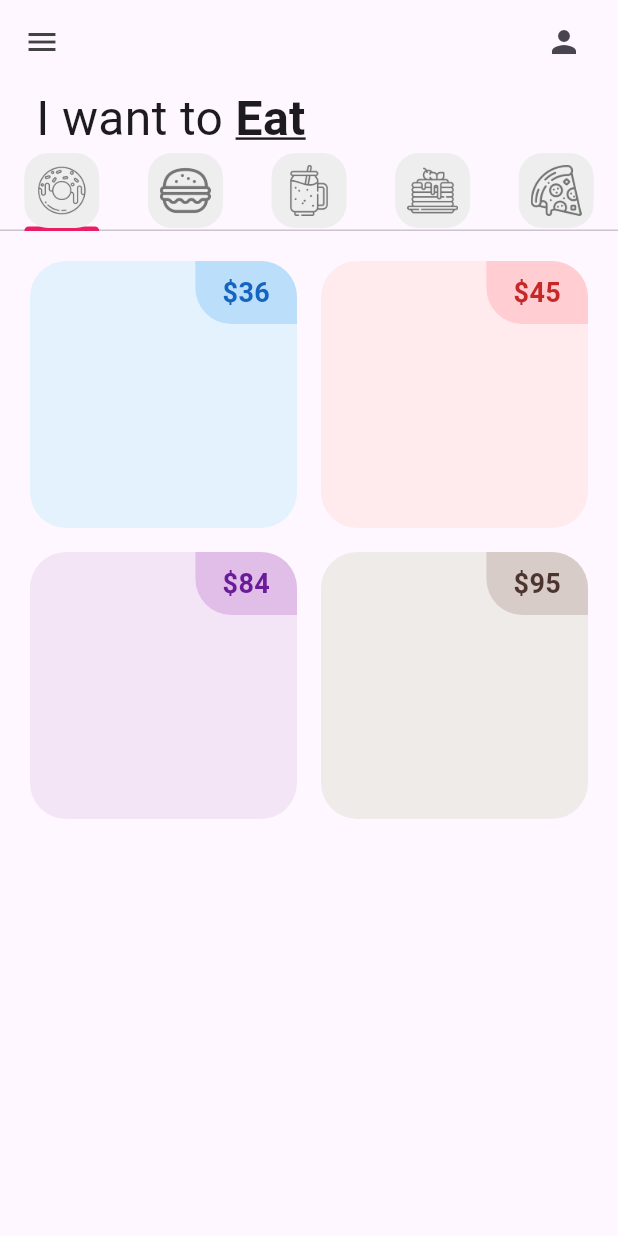
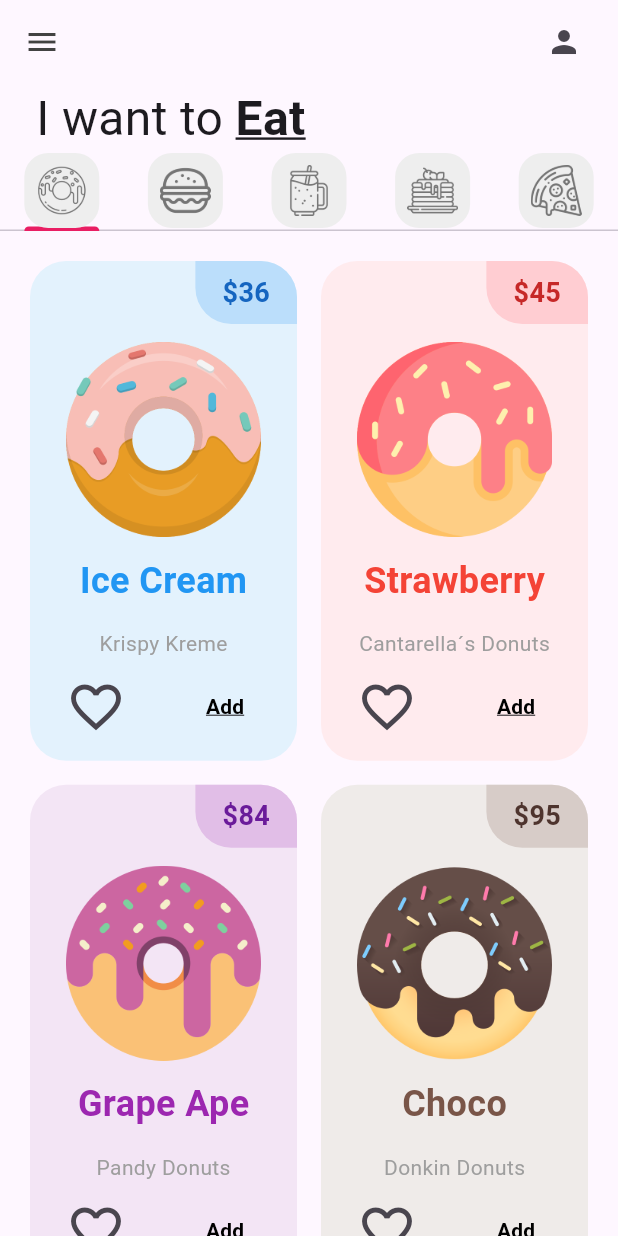
Before and after one commit to VictorEML9092/donnut_app_4sa, a Flutter app: the screen it shows after launch, on a phone screen of 412 x 824 dp. Run offline on Flutter 3.47's test engine with Material 3 defaults, Android fonts, the phone set to English and light mode, and no system bars.

Commit message:
DonutTile Finished (My desing)

```diff
--- a/lib/tabs/donut_tab.dart
+++ b/lib/tabs/donut_tab.dart
@@ -4,11 +4,35 @@ import 'package:flutter/material.dart';
 class DonutTab extends StatelessWidget {
   // list of donuts
   final List donutsOnSale = [
-    // [ donutFlavor, donutPrice, donutColor, imageName ]
-    ["Ice Cream", "36", Colors.blue, "lib/images/icecream_donut.png"],
-    ["Strawberry", "45", Colors.red, "lib/images/strawberry_donut.png"],
-    ["Grape Ape", "84", Colors.purple, "lib/images/grape_donut.png"],
-    ["Choco", "95", Colors.brown, "lib/images/chocolate_donut.png"],
+    // [ donutFlavor, donutStore, donutPrice, donutColor, imageName ]
+    [
+      "Ice Cream",
+      "Krispy Kreme",
+      "36",
+      Colors.blue,
+      "lib/images/icecream_donut.png"
+    ],
+    [
+      "Strawberry",
+      "Cantarella´s Donuts",
+      "45",
+      Colors.red,
+      "lib/images/strawberry_donut.png"
+    ],
+    [
+      "Grape Ape",
+      "Pandy Donuts",
+      "84",
+      Colors.purple,
+      "lib/images/grape_donut.png"
+    ],
+    [
+      "Choco",
+      "Donkin Donuts",
+      "95",
+      Colors.brown,
+      "lib/images/chocolate_donut.png"
+    ],
   ];
 
   DonutTab({super.key});
@@ -19,7 +43,9 @@ class DonutTab extends StatelessWidget {
         // Prepa 1: cómo se va a organizar
         gridDelegate: SliverGridDelegateWithFixedCrossAxisCount(
             // Número de columnas
-            crossAxisCount: 2),
+            crossAxisCount: 2,
+            // Proporción entre ancho y alto
+            childAspectRatio: 1 / 1.8),
         // Cuántos elementos
         itemCount: 4,
         padding: const EdgeInsets.all(12),
@@ -27,9 +53,10 @@ class DonutTab extends StatelessWidget {
         itemBuilder: (context, index) {
           return DonutTile(
             donutFlavor: donutsOnSale[index][0],
-            donutPrice: donutsOnSale[index][1],
-            donutColor: donutsOnSale[index][2],
-            imageName: donutsOnSale[index][3],
+            donutStore: donutsOnSale[index][1],
+            donutPrice: donutsOnSale[index][2],
+            donutColor: donutsOnSale[index][3],
+            imageName: donutsOnSale[index][4],
           );
         });
   }
--- a/lib/utils/donut_tile.dart
+++ b/lib/utils/donut_tile.dart
@@ -2,6 +2,7 @@ import 'package:flutter/material.dart';
 
 class DonutTile extends StatelessWidget {
   final String donutFlavor;
+  final String donutStore;
   final String donutPrice;
   final dynamic donutColor;
   final String imageName;
@@ -11,7 +12,8 @@ class DonutTile extends StatelessWidget {
       required this.imageName,
       required this.donutColor,
       required this.donutPrice,
-      required this.donutFlavor});
+      required this.donutFlavor,
+      required this.donutStore});
 
   @override
   Widget build(BuildContext context) {
@@ -26,6 +28,7 @@ class DonutTile extends StatelessWidget {
         child: Column(
           children: [
             Row(
+              // Alinea el precio a la derecha
               mainAxisAlignment: MainAxisAlignment.end,
               children: [
                 Container(
@@ -46,6 +49,45 @@ class DonutTile extends StatelessWidget {
                 ),
               ],
             ),
+            // Donut orice
+            Padding(
+              padding: const EdgeInsets.symmetric(horizontal: 24, vertical: 12),
+              child: Image.asset(imageName),
+            ),
+            // Donut flavor text
+            Text(donutFlavor,
+                style: TextStyle(
+                    fontSize: 24,
+                    fontWeight: FontWeight.bold,
+                    color: donutColor)),
+            const SizedBox(
+              height: 15,
+            ),
+            Text(donutStore, style: TextStyle(color: Colors.grey)),
+            // Icons
+            Padding(
+              padding: const EdgeInsets.symmetric(horizontal: 16, vertical: 4),
+              child: Row(
+                // Alinea el icono a la izquierda
+                mainAxisAlignment: MainAxisAlignment.spaceBetween,
+                children: [
+                  IconButton(
+                    onPressed: () {},
+                    icon: const Icon(Icons.favorite_border),
+                    iconSize: 40,
+                  ),
+                  TextButton(
+                      onPressed: () {},
+                      child: Text('Add',
+                          style: TextStyle(
+                            fontSize: 14,
+                            color: Colors.black,
+                            fontWeight: FontWeight.bold,
+                            decoration: TextDecoration.underline,
+                          )))
+                ],
+              ),
+            )
           ],
         ),
       ),
```
